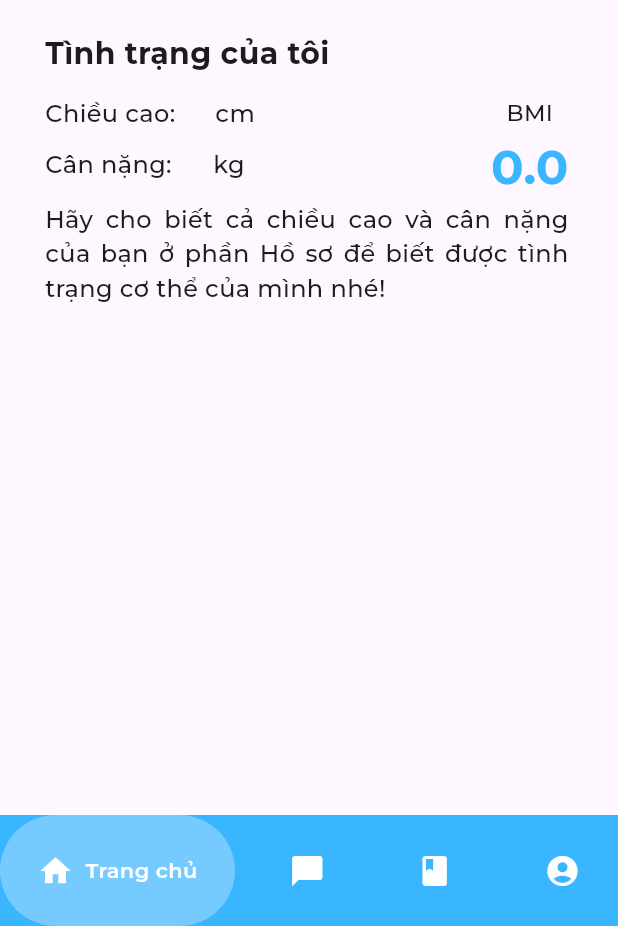
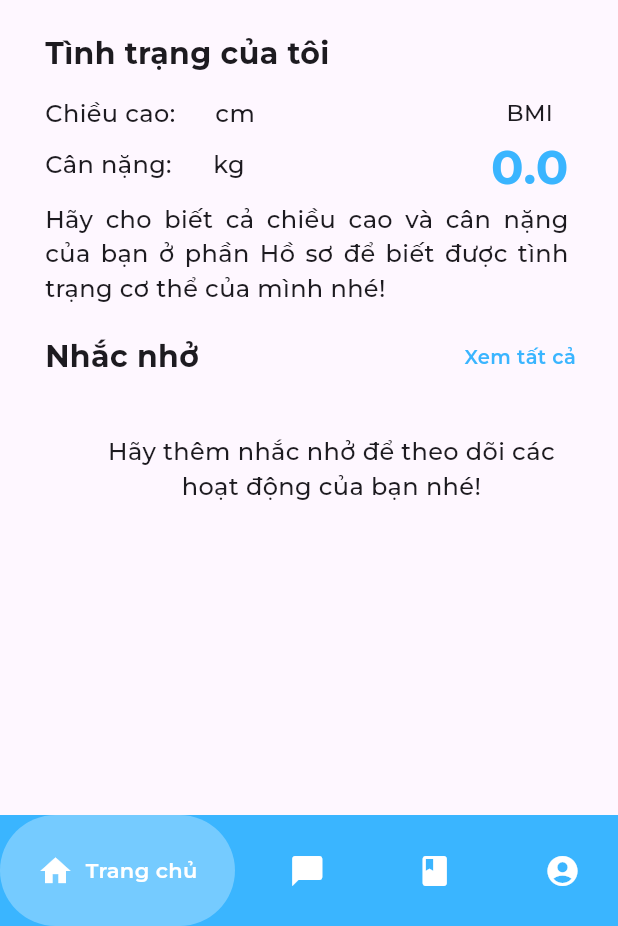
Before and after one commit to anhtu193/careOn, a Flutter app: the screen it shows once a user with an empty profile is signed in, on a phone screen of 412 x 824 dp, the part 310-1236 px from its top. Run offline on Flutter 3.47's test engine with Material 3 defaults, Android fonts, the phone set to English and light mode, and no system bars; drawn by our look-alikes of google_nav_bar; our stand-ins replace cloud_firestore, firebase_auth, firebase_core, flutter_local_notifications, shared_preferences and 1 more; missing offline and left inert: dart:ffi, dialog_flowtter; accounts and stored records are empty; project files that could hold a hidden picture were left out.

Commit message:
Update UI Homescreen

```diff
--- a/lib/components/reminder_tile.dart
+++ b/lib/components/reminder_tile.dart
@@ -28,7 +28,7 @@ class _ReminderTileState extends State<ReminderTile> {
           crossAxisAlignment: CrossAxisAlignment.start,
           children: [
             Padding(
-              padding: const EdgeInsets.symmetric(horizontal: 28),
+              padding: const EdgeInsets.symmetric(horizontal: 0),
               child: Row(
                 mainAxisAlignment: MainAxisAlignment.spaceBetween,
                 children: [
@@ -90,7 +90,7 @@ class _ReminderTileState extends State<ReminderTile> {
               ),
             ),
             Padding(
-              padding: const EdgeInsets.only(left: 28, top: 7),
+              padding: const EdgeInsets.only(top: 7),
               child: Row(
                 children: [
                   SizedBox(
--- a/lib/noti.dart
+++ b/lib/noti.dart
@@ -97,7 +97,9 @@ class Noti {
         await localNotificationService.zonedSchedule(
           generateRandomIntId(),
           reminder.title,
-          reminder.description,
+          reminder.description == ""
+              ? "Đến giờ cho hoạt động " + reminder.title + " rồi!"
+              : reminder.description,
           scheduledTime,
           const NotificationDetails(
             android: AndroidNotificationDetails('channel_id', 'channel_name',
--- a/lib/pages/home_page.dart
+++ b/lib/pages/home_page.dart
@@ -524,6 +524,65 @@ class _HomePageState extends State<HomePage> {
                   ],
                 ),
               ),
+              Padding(
+                padding: const EdgeInsets.only(bottom: 12, right: 28),
+                child: Row(
+                  mainAxisAlignment: MainAxisAlignment.spaceBetween,
+                  children: [
+                    Text(
+                      'Nhắc nhở',
+                      style:
+                          TextStyle(fontSize: 20, fontWeight: FontWeight.w700),
+                    ),
+                    GestureDetector(
+                      onTap: () {
+                        Navigator.push(
+                            context,
+                            MaterialPageRoute(
+                              builder: (context) => ReminderPage(),
+                            ));
+                      },
+                      child: Text(
+                        'Xem tất cả',
+                        style: TextStyle(
+                            fontSize: 13,
+                            fontWeight: FontWeight.w600,
+                            color: Color(0xff3AB5FF)),
+                      ),
+                    ),
+                  ],
+                ),
+              ),
+              reminderList.isEmpty
+                  ? Center(
+                      child: Container(
+                        margin: EdgeInsets.only(top: 25),
+                        width: 300,
+                        child: Text(
+                          "Hãy thêm nhắc nhở để theo dõi các hoạt động của bạn nhé!",
+                          textAlign: TextAlign.center,
+                          maxLines: null,
+                          style: TextStyle(fontSize: 16),
+                        ),
+                      ),
+                    )
+                  : Container(
+                      width: double.infinity,
+                      child: ListView.builder(
+                        shrinkWrap: true,
+                        itemCount:
+                            reminderList.length < 2 ? reminderList.length : 2,
+                        itemBuilder: (context, index) {
+                          return Padding(
+                            padding:
+                                const EdgeInsets.only(bottom: 20, right: 28),
+                            child: ReminderTile(
+                              reminder: reminderList[index],
+                            ),
+                          );
+                        },
+                      ),
+                    )
             ],
           ),
         ),
--- a/lib/pages/reminder_page.dart
+++ b/lib/pages/reminder_page.dart
@@ -112,7 +112,8 @@ class _ReminderPageState extends State<ReminderPage> {
               itemCount: reminderList.length,
               itemBuilder: (context, index) {
                 return Padding(
-                  padding: const EdgeInsets.only(bottom: 20),
+                  padding:
+                      const EdgeInsets.only(bottom: 20, left: 28, right: 28),
                   child: ReminderTile(
                     reminder: reminderList[index],
                   ),
```
